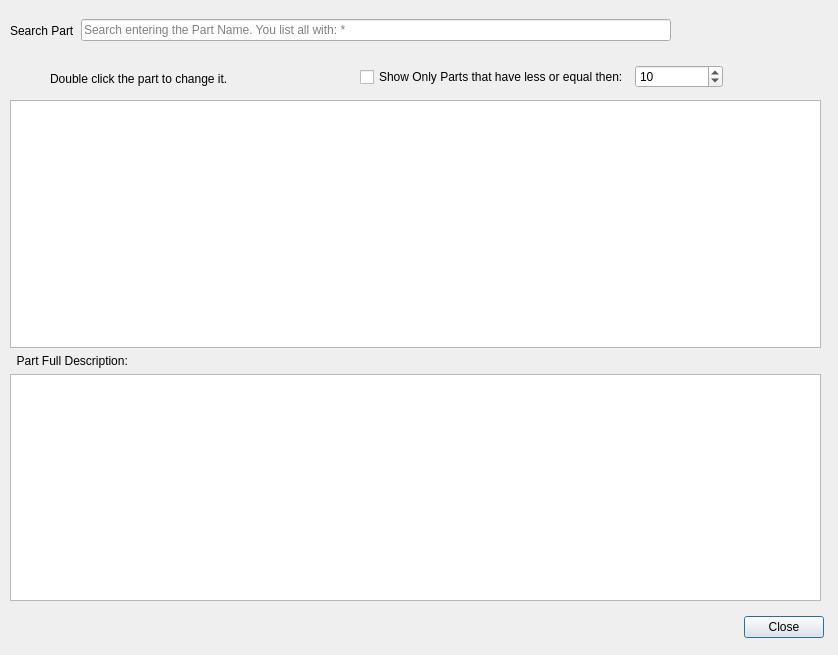
bedi1982/Oficina, file Stock_Control.ui: the form before one commit.
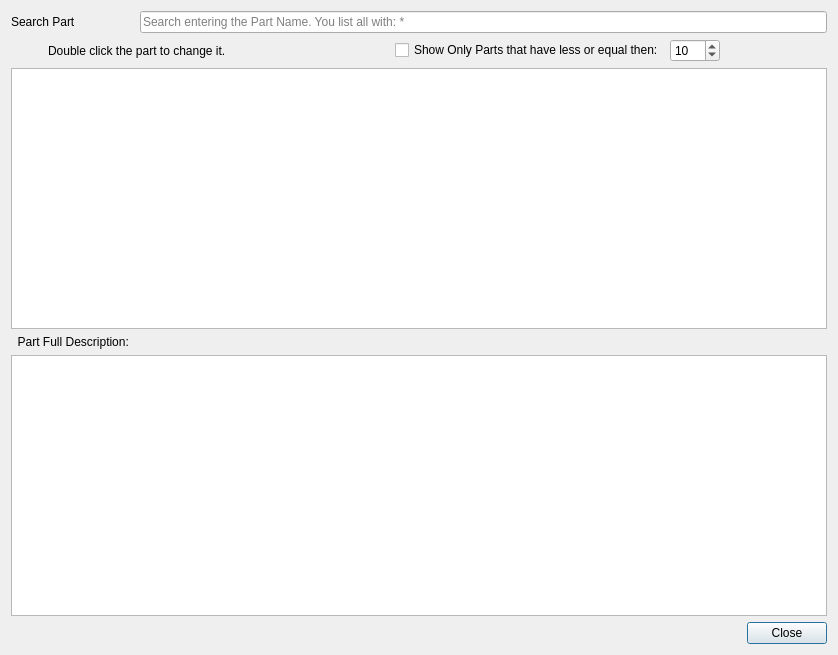
The form after the commit. Icons and pictures are not drawn.

Commit message: All forms now have a layout and resize correctly.

Diff of the .ui file:
```diff
--- a/Stock_Control.ui
+++ b/Stock_Control.ui
@@ -10,18 +10,6 @@
     <height>655</height>
    </rect>
   </property>
-  <property name="minimumSize">
-   <size>
-    <width>838</width>
-    <height>655</height>
-   </size>
-  </property>
-  <property name="maximumSize">
-   <size>
-    <width>838</width>
-    <height>655</height>
-   </size>
-  </property>
   <property name="windowTitle">
    <string>Stock Control</string>
   </property>
@@ -29,66 +17,22 @@
    <iconset resource="images/images.qrc">
     <normaloff>:/emoticons/service.png</normaloff>:/emoticons/service.png</iconset>
   </property>
-  <widget class="QLabel" name="lbl_Emoticon">
-   <property name="geometry">
-    <rect>
-     <x>20</x>
-     <y>600</y>
-     <width>61</width>
-     <height>51</height>
-    </rect>
-   </property>
+  <layout class="QGridLayout" name="gridLayout">
+   <item row="3" column="0" colspan="3">
+    <widget class="QLabel" name="lbl_Full_Part_Description">
    <property name="text">
-    <string/>
-   </property>
-   <property name="pixmap">
-    <pixmap resource="images/images.qrc">:/emoticons/service.png</pixmap>
-   </property>
-  </widget>
-  <widget class="QDialogButtonBox" name="buttonBox">
-   <property name="geometry">
-    <rect>
-     <x>703</x>
-     <y>610</y>
-     <width>121</width>
-     <height>34</height>
-    </rect>
-   </property>
-   <property name="standardButtons">
-    <set>QDialogButtonBox::Close</set>
-   </property>
-  </widget>
-  <widget class="QLabel" name="lbl_Stock_Total_Value">
-   <property name="geometry">
-    <rect>
-     <x>90</x>
-     <y>620</y>
-     <width>291</width>
-     <height>18</height>
-    </rect>
-   </property>
-   <property name="text">
-    <string/>
-   </property>
-  </widget>
-  <widget class="QWidget" name="horizontalLayoutWidget">
-   <property name="geometry">
-    <rect>
-     <x>10</x>
-     <y>10</y>
-     <width>661</width>
-     <height>41</height>
-    </rect>
-   </property>
-   <layout class="QHBoxLayout" name="horizontalLayout">
-    <item>
+      <string>  Part Full Description:</string>
+     </property>
+    </widget>
+   </item>
+   <item row="0" column="0" colspan="2">
      <widget class="QLabel" name="lbl_Search_Part">
       <property name="text">
        <string>Search Part</string>
       </property>
      </widget>
     </item>
-    <item>
+   <item row="0" column="2" colspan="4">
      <widget class="QLineEdit" name="line_Part_Name">
       <property name="text">
        <string/>
@@ -101,51 +45,47 @@
       </property>
      </widget>
     </item>
-   </layout>
-  </widget>
-  <widget class="QLabel" name="llb_Double_Click_Part">
-   <property name="geometry">
-    <rect>
-     <x>50</x>
-     <y>70</y>
-     <width>221</width>
-     <height>18</height>
-    </rect>
-   </property>
-   <property name="text">
-    <string>Double click the part to change it.</string>
-   </property>
-  </widget>
-  <widget class="QLabel" name="lbl_Hint">
-   <property name="geometry">
-    <rect>
-     <x>10</x>
-     <y>60</y>
-     <width>31</width>
-     <height>31</height>
-    </rect>
-   </property>
+   <item row="5" column="5">
+    <widget class="QDialogButtonBox" name="buttonBox">
+     <property name="standardButtons">
+      <set>QDialogButtonBox::Close</set>
+     </property>
+    </widget>
+   </item>
+   <item row="1" column="4">
+    <widget class="QCheckBox" name="checkBox_Set_Quantity">
    <property name="text">
-    <string/>
-   </property>
-   <property name="pixmap">
-    <pixmap resource="images/images.qrc">:/emoticons/hint.png</pixmap>
-   </property>
-   <property name="scaledContents">
+      <string>Show Only Parts that have less or equal then:</string>
+     </property>
+    </widget>
+   </item>
+   <item row="4" column="0" colspan="6">
+    <widget class="QTextEdit" name="txt_Part_Description">
+     <property name="enabled">
     <bool>true</bool>
    </property>
-  </widget>
-  <widget class="QWidget" name="layoutWidget">
-   <property name="geometry">
-    <rect>
-     <x>10</x>
-     <y>100</y>
-     <width>811</width>
-     <height>501</height>
-    </rect>
-   </property>
-   <layout class="QVBoxLayout" name="verticalLayout">
-    <item>
+     <property name="focusPolicy">
+      <enum>Qt::NoFocus</enum>
+     </property>
+     <property name="acceptDrops">
+      <bool>false</bool>
+     </property>
+     <property name="placeholderText">
+      <string/>
+     </property>
+    </widget>
+   </item>
+   <item row="5" column="0" colspan="2">
+    <widget class="QLabel" name="lbl_Emoticon">
+     <property name="text">
+      <string/>
+     </property>
+     <property name="pixmap">
+      <pixmap resource="images/images.qrc">:/emoticons/service.png</pixmap>
+     </property>
+    </widget>
+   </item>
+   <item row="2" column="0" colspan="6">
      <widget class="QTableView" name="tbl_Parts">
       <property name="focusPolicy">
        <enum>Qt::StrongFocus</enum>
@@ -164,54 +104,47 @@
       </attribute>
      </widget>
     </item>
-    <item>
-     <layout class="QVBoxLayout" name="verticalLayout_6">
-      <item>
-       <widget class="QLabel" name="lbl_Full_Part_Description">
+   <item row="5" column="2" colspan="3">
+    <widget class="QLabel" name="lbl_Stock_Total_Value">
         <property name="text">
-         <string>  Part Full Description:</string>
+      <string/>
         </property>
        </widget>
       </item>
-      <item>
-       <widget class="QTextEdit" name="txt_Part_Description">
-        <property name="enabled">
+   <item row="1" column="0">
+    <widget class="QLabel" name="lbl_Hint">
+     <property name="maximumSize">
+      <size>
+       <width>31</width>
+       <height>31</height>
+      </size>
+     </property>
+     <property name="text">
+      <string/>
+     </property>
+     <property name="pixmap">
+      <pixmap resource="images/images.qrc">:/emoticons/hint.png</pixmap>
+     </property>
+     <property name="scaledContents">
          <bool>true</bool>
         </property>
-        <property name="focusPolicy">
-         <enum>Qt::NoFocus</enum>
-        </property>
-        <property name="acceptDrops">
-         <bool>false</bool>
-        </property>
-        <property name="placeholderText">
-         <string/>
-        </property>
-       </widget>
-      </item>
-     </layout>
-    </item>
-   </layout>
-  </widget>
-  <widget class="QWidget" name="layoutWidget">
-   <property name="geometry">
-    <rect>
-     <x>360</x>
-     <y>60</y>
-     <width>363</width>
-     <height>34</height>
-    </rect>
-   </property>
-   <layout class="QHBoxLayout" name="horizontalLayout_2">
-    <item>
-     <widget class="QCheckBox" name="checkBox_Set_Quantity">
+    </widget>
+   </item>
+   <item row="1" column="1" colspan="2">
+    <widget class="QLabel" name="llb_Double_Click_Part">
       <property name="text">
-       <string>Show Only Parts that have less or equal then:</string>
+      <string>Double click the part to change it.</string>
       </property>
      </widget>
     </item>
-    <item>
+   <item row="1" column="5">
      <widget class="QSpinBox" name="spinBox_Quantity_to_Show">
+     <property name="maximumSize">
+      <size>
+       <width>50</width>
+       <height>16777215</height>
+      </size>
+     </property>
       <property name="minimum">
        <number>0</number>
       </property>
@@ -226,8 +159,20 @@
       </property>
      </widget>
     </item>
-   </layout>
-  </widget>
+   <item row="1" column="3">
+    <spacer name="horizontalSpacer">
+     <property name="orientation">
+      <enum>Qt::Horizontal</enum>
+     </property>
+     <property name="sizeHint" stdset="0">
+      <size>
+       <width>40</width>
+       <height>20</height>
+      </size>
+     </property>
+    </spacer>
+   </item>
+  </layout>
  </widget>
  <tabstops>
   <tabstop>tbl_Parts</tabstop>
```
Lines whose indentation alone changed are shown as unchanged. The commit also changes 18 other files.
